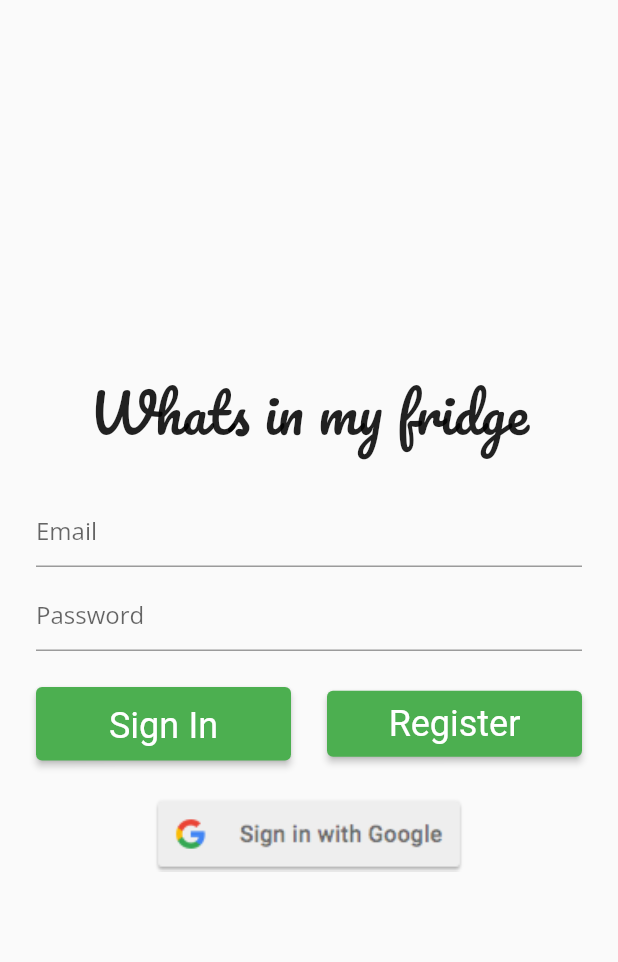
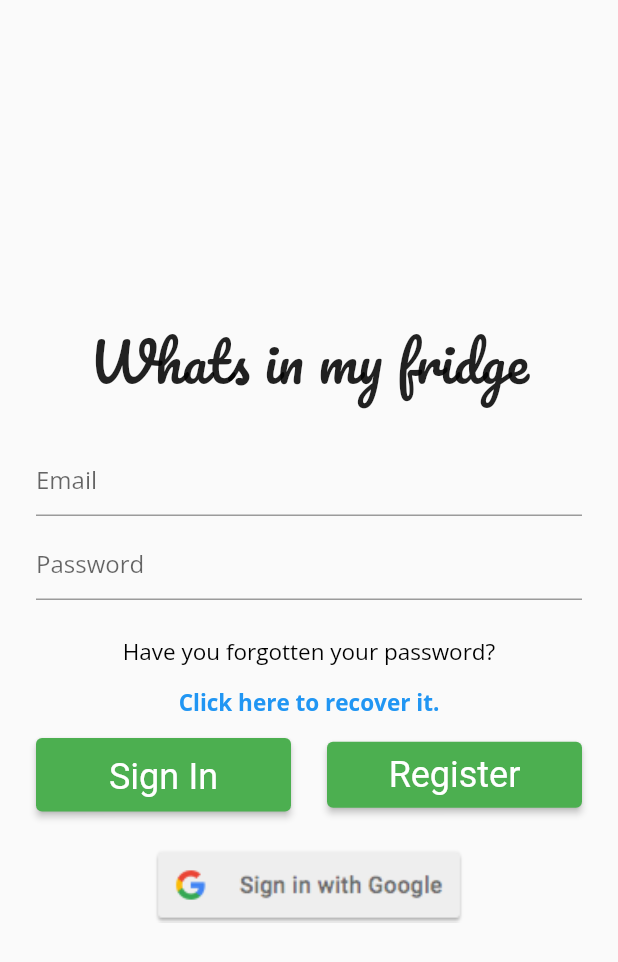
Before and after one commit to fredrikhoelseter/WhatsInMyFridge, a Flutter app: the screen it shows after launch, on a phone screen of 412 x 824 dp. Shown: the top 962 px of the screen. Run offline on Flutter 3.47's test engine with Material 2 defaults, Android fonts, the phone set to English and light mode, and no system bars; our stand-ins replace babstrap_settings_screen, cloud_firestore, firebase_auth, firebase_core, font_awesome_flutter, google_fonts and 4 more; missing offline and left inert: dart:ffi; accounts and stored records are empty; statements that could not run were skipped.

Commit message:
Creating a Forgot Password page on login screen

```diff
--- a/lib/screens/storage_page.dart
+++ b/lib/screens/storage_page.dart
@@ -183,8 +183,8 @@ class _storagePageState extends State<StoragePage> {
           );
         });
 
-    //ScaffoldMessenger.of(context).showSnackBar(const SnackBar(
-    //    content: Text('You have successfully deleted a product')));
+    ScaffoldMessenger.of(context).showSnackBar(const SnackBar(
+        content: Text('You have successfully deleted a product')));
   }
 
   Future<String?> getID() async {
@@ -251,7 +251,7 @@ class _storagePageState extends State<StoragePage> {
     SearchBar searchBar = SearchBar(
         searchBarController: _searchBarController, notifyParent: refresh);
     return LayoutBuilder(
-      builder: (BuildContext , BoxConstraints ) {
+      builder: (BuildContext, BoxConstraints) {
         print(BoxConstraints.maxWidth);
         if (BoxConstraints.maxWidth < 400) {
           containerButtonTextSize = 16;
@@ -330,18 +330,21 @@ class _storagePageState extends State<StoragePage> {
                                 ? Card(
                                     margin: const EdgeInsets.all(10),
                                     child: GestureDetector(
-                                onLongPress: () => _update(documentSnapshot),
+                                      onLongPress: () =>
+                                          _update(documentSnapshot),
                                       child: ListTile(
-                                  title:
-                                  Text(documentSnapshot['Product Name']),
+                                        title: Text(
+                                            documentSnapshot['Product Name']),
                                         subtitle: Row(
                                           mainAxisAlignment:
                                               MainAxisAlignment.spaceBetween,
                                           children: [
                                             Text(documentSnapshot[
                                                 'Product Category']),
-                                      ExpirationDateMessage(documentSnapshot:
-                                      documentSnapshot,),
+                                            ExpirationDateMessage(
+                                              documentSnapshot:
+                                                  documentSnapshot,
+                                            ),
                                           ],
                                         ),
                                         trailing: SizedBox(
@@ -351,19 +354,20 @@ class _storagePageState extends State<StoragePage> {
                                               IconButton(
                                                   icon: const Icon(
                                                     Icons.edit_note,
-                                              color: Colors.lightBlueAccent,
+                                                    color:
+                                                        Colors.lightBlueAccent,
                                                     size: 35,
                                                   ),
-                                            onPressed: () =>
-                                                _update(documentSnapshot)),
+                                                  onPressed: () => _update(
+                                                      documentSnapshot)),
                                               IconButton(
                                                   icon: const Icon(
                                                     Icons.delete,
                                                     color: Colors.red,
                                                     size: 35,
                                                   ),
-                                            onPressed: () =>
-                                                _delete(documentSnapshot.id)),
+                                                  onPressed: () => _delete(
+                                                      documentSnapshot.id)),
                                             ],
                                           ),
                                         ),
@@ -388,10 +392,9 @@ class _storagePageState extends State<StoragePage> {
               onPressed: () => _create(),
               child: const Icon(Icons.add),
             ),
-            floatingActionButtonLocation: FloatingActionButtonLocation.centerFloat);
+            floatingActionButtonLocation:
+                FloatingActionButtonLocation.centerFloat);
       },
     );
   }
-
-
 }
--- a/lib/screens/true_login_page.dart
+++ b/lib/screens/true_login_page.dart
@@ -3,6 +3,7 @@ import 'package:flutter/material.dart';
 import 'package:google_fonts/google_fonts.dart';
 import 'package:provider/provider.dart';
 import 'package:whats_in_my_fridge/screens/register_page.dart';
+import 'package:whats_in_my_fridge/screens/reset_password_page.dart';
 
 import '../responsive/mobile_screen_layout.dart';
 import '../utilities/fire_auth.dart';
@@ -88,6 +89,37 @@ class _TrueLoginPageState extends State<TrueLoginPage> {
                   ),
                 ),
                 SizedBox(height: 24.0),
+                const Padding(
+                  padding: EdgeInsets.symmetric(horizontal: 4.0, vertical: 0.0),
+                  child: Text(
+                    'Have you forgotten your password?',
+                    style: TextStyle(
+                      fontSize: 15,
+                      color: Colors.black,
+                    ),
+                  ),
+                ),
+                TextButton(
+                  onPressed: () {
+                    Navigator.of(context).push(
+                      MaterialPageRoute(
+                        builder: (context) => const ResetPasswordPage(),
+                      ),
+                    );
+                  },
+                  style: TextButton.styleFrom(
+                    padding: const EdgeInsets.symmetric(
+                        horizontal: 4.0, vertical: 0.0),
+                  ),
+                  child: const Text(
+                    'Click here to recover it.',
+                    style: TextStyle(
+                      fontSize: 15,
+                      color: Colors.blue,
+                      fontWeight: FontWeight.bold,
+                    ),
+                  ),
+                ),
                 _isProcessing
                     ? CircularProgressIndicator()
                     : Row(
--- a/lib/utilities/fire_auth.dart
+++ b/lib/utilities/fire_auth.dart
@@ -101,6 +101,10 @@ class FireAuth with ChangeNotifier {
     await FirebaseAuth.instance.sendPasswordResetEmail(email: email);
   }
 
+  Future<void> resetPasswordNotSignedIn({required email}) async {
+    await FirebaseAuth.instance.sendPasswordResetEmail(email: email);
+  }
+
   //Google sign in
 
   Future googleLogin() async {
```
Also changed, not shown: lib/screens/reset_password_page.dart (added, +103 -0 lines). Lines whose indentation alone changed are shown as unchanged.
